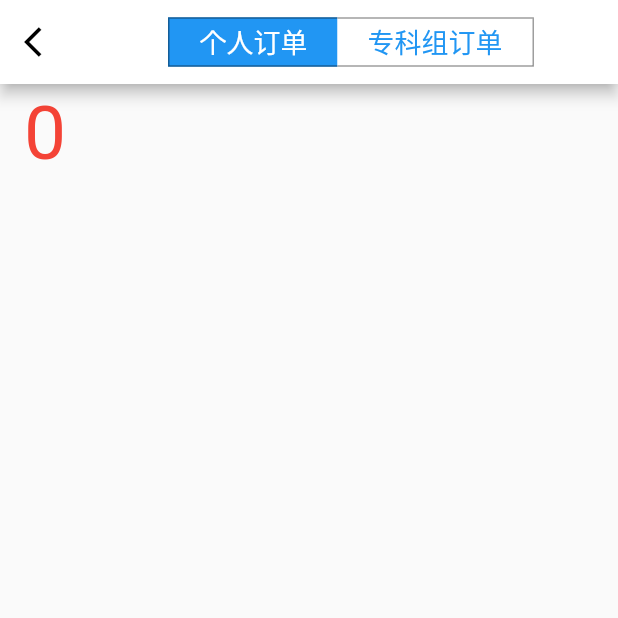
After one commit to wanggang1128/WGFlutterDemo, a Flutter app: the screen it shows after launch, after a tap on "第4种", on a phone screen of 412 x 824 dp, the top half of it. The commit adds this screen. Run offline on Flutter 3.47's test engine with Material 2 defaults, Android fonts, the light colour scheme and no system bars; our stand-ins replace dio, fluro, flutter_easyrefresh, flutter_html, flutter_screenutil, flutter_swiper and 2 more; missing offline and left inert: flutter_webview_plugin, provide.

Commit message:
新增自定义导航栏样式

```diff
--- a/自定义导航栏不同样式/flutter_custom_segmentview/lib/main.dart
+++ b/自定义导航栏不同样式/flutter_custom_segmentview/lib/main.dart
@@ -2,6 +2,7 @@ import 'package:flutter/material.dart';
 import 'package:flutter_custom_segmentview/segement_first.dart';
 import 'package:flutter_custom_segmentview/segment_second.dart';
 import 'package:flutter_custom_segmentview/segment_third.dart';
+import 'package:flutter_custom_segmentview/segment_fourth.dart';
 
 void main() => runApp(MyApp());
 
@@ -12,7 +13,7 @@ class MyApp extends StatelessWidget {
       debugShowCheckedModeBanner: false,
       title: 'Flutter Demo',
       theme: ThemeData(
-        primarySwatch: Colors.pink
+        primaryColor: Colors.white
       ),
       home: HomePage(),
     );
@@ -48,6 +49,12 @@ class HomePage extends StatelessWidget {
               Navigator.push(context, MaterialPageRoute(builder: (context)=>SegmentThird()));
             },
           ),
+          ListTile(
+            title: Text('第4种'),
+            onTap: (){
+              Navigator.push(context, MaterialPageRoute(builder: (context)=>SegmentFourth()));
+            },
+          ),
         ],
       ),
     );
--- a/自定义导航栏不同样式/flutter_custom_segmentview/lib/segement_first.dart
+++ b/自定义导航栏不同样式/flutter_custom_segmentview/lib/segement_first.dart
@@ -13,7 +13,7 @@ class _SegmentFirstState extends State<SegmentFirst> {
       child: Scaffold(
         appBar: AppBar(
           leading: InkWell(
-            child: Icon(Icons.arrow_back_ios,color: Colors.white,),
+            child: Icon(Icons.arrow_back_ios,color: Colors.black,),
             onTap: (){
               Navigator.pop(context);
             },
--- /dev/null
+++ b/自定义导航栏不同样式/flutter_custom_segmentview/lib/segment_fourth.dart
@@ -0,0 +1,100 @@
+import 'package:flutter/material.dart';
+
+class SegmentFourth extends StatefulWidget {
+  @override
+  _SegmentFourthState createState() => _SegmentFourthState();
+}
+
+class _SegmentFourthState extends State<SegmentFourth> {
+
+  int currentIndex = 0;
+
+  @override
+  Widget build(BuildContext context) {
+    return Scaffold(
+      appBar: AppBar(
+        leading: InkWell(
+          child: Icon(Icons.arrow_back_ios,color: Colors.black,),
+          onTap: (){
+            Navigator.pop(context);
+          },
+        ),
+        title: _segmentTile(),
+      ),
+      body: _bodyWidget(context, currentIndex),
+    );
+  }
+
+  //内容组件
+  Widget _bodyWidget(context, index) {
+    int indx = index;
+    return ListView(
+      children: <Widget>[
+        ListTile(
+          title: Text('${indx}',style: TextStyle(fontSize: 50,color: Colors.red),),
+        )
+      ],
+    );
+  }
+
+
+  //segment组件
+  Widget _segmentTile() {
+
+    return Row(
+      mainAxisAlignment: MainAxisAlignment.center,
+      children: <Widget>[
+        Container(
+          padding: EdgeInsets.only(left: 20,right: 20,top: 2,bottom: 2),
+          decoration: BoxDecoration(
+            color: currentIndex==0?Colors.blue:Colors.white,
+            border: Border(
+              top: BorderSide(color: Colors.black38,width: 1),
+              bottom: BorderSide(color: Colors.black38,width: 1),
+              left: BorderSide(color: Colors.black38,width: 1),
+              ),
+          ),
+          child: InkWell(
+            onTap: (){
+              setState(() {
+                currentIndex = 0;
+              });
+            },
+            child: Text(
+              '个人订单',
+              style: TextStyle(
+                  color: currentIndex==0?Colors.white:Colors.blue,
+                  fontSize: 18
+              ),
+            ),
+          ),
+        ),
+        Container(
+          padding: EdgeInsets.only(left: 20,right: 20,top: 2,bottom: 2),
+          decoration: BoxDecoration(
+            color: currentIndex==1?Colors.blue:Colors.white,
+            border: Border(
+              top: BorderSide(color: Colors.black38,width: 1),
+              bottom: BorderSide(color: Colors.black38,width: 1),
+              right: BorderSide(color: Colors.black38,width: 1),
+            ),
+          ),
+          child: InkWell(
+            onTap: (){
+              setState(() {
+                currentIndex = 1;
+              });
+            },
+            child: Text(
+              '专科组订单',
+              style: TextStyle(
+                  color: currentIndex==1?Colors.white:Colors.blue,
+                  fontSize: 18
+              ),
+            ),
+          ),
+        ),
+      ],
+    );
+  }
+}
--- a/自定义导航栏不同样式/flutter_custom_segmentview/lib/segment_second.dart
+++ b/自定义导航栏不同样式/flutter_custom_segmentview/lib/segment_second.dart
@@ -38,7 +38,7 @@ class _SegmentSecondState extends State<SegmentSecond> with SingleTickerProvider
         leading: InkWell(
           child: Icon(
             Icons.arrow_back_ios,
-            color: Colors.white,
+            color: Colors.black,
           ),
           onTap: (){
             Navigator.pop(context);
--- a/自定义导航栏不同样式/flutter_custom_segmentview/lib/segment_third.dart
+++ b/自定义导航栏不同样式/flutter_custom_segmentview/lib/segment_third.dart
@@ -10,11 +10,11 @@ class _SegmentThirdState extends State<SegmentThird> {
   Widget build(BuildContext context) {
     return Scaffold(
       appBar: AppBar(
-        title:Text("AppBarDemoPage"),
+        title:Text("第3中"),
         // backgroundColor: Colors.red,
         centerTitle:true,
         leading: IconButton(
-          icon: Icon(Icons.menu),
+          icon: Icon(Icons.arrow_back_ios, color: Colors.black,),
           onPressed: (){
             Navigator.pop(context);
           },
```
Also changed, not shown: source/demo16.gif (added).
